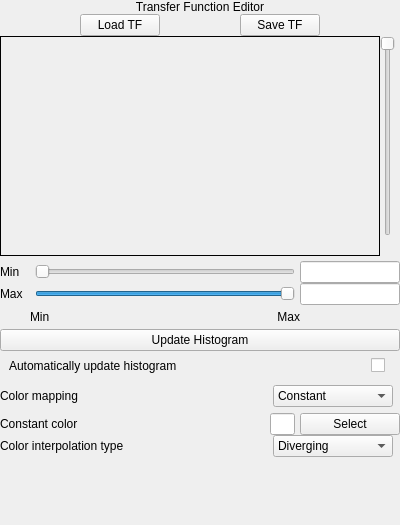
Before: the Qt Designer form apps/vaporgui/TFWidgetGUI.ui in StasJ/vapor-formatted, drawn with Qt 5.
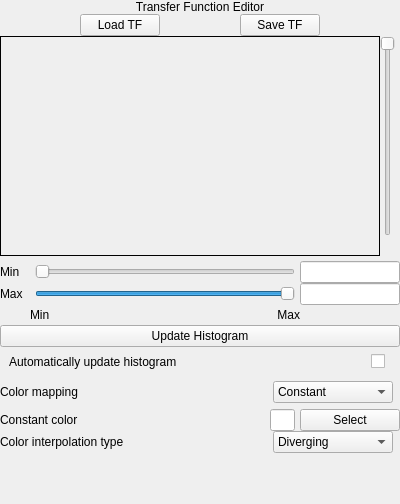
After: the same form once the commit is applied. Custom widgets are drawn as their Qt base class.

```diff
--- a/apps/vaporgui/TFWidgetGUI.ui
+++ b/apps/vaporgui/TFWidgetGUI.ui
@@ -7,7 +7,7 @@
     <x>0</x>
     <y>0</y>
     <width>400</width>
-    <height>525</height>
+    <height>504</height>
    </rect>
   </property>
   <property name="sizePolicy">
```
